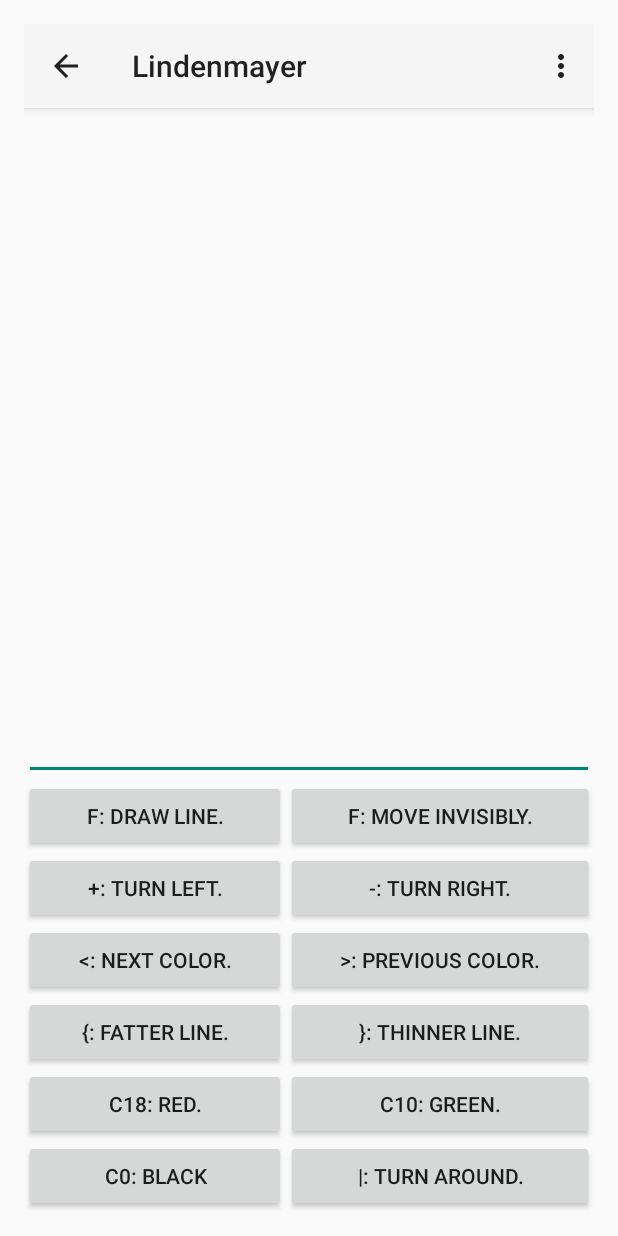
After one commit to thomasfischersm/LSystemAndroid, an Android app: the TurtleTrainingActivity screen opened directly, with no data from a screen before it, on a phone screen of 412 x 824 dp. The commit adds this screen. Run offline under Robolectric (Android 15) with nearby library versions, the phone set to English and light mode, and no system bars; network calls fail.

Commit message:
Added turtle graphics tutorial activity.

```diff
--- a/app/build.gradle
+++ b/app/build.gradle
@@ -8,8 +8,8 @@ android {
         applicationId "com.playposse.thomas.lindenmayer"
         minSdkVersion 22
         targetSdkVersion 23
-        versionCode 3
-        versionName "3.0"
+        versionCode 4
+        versionName "4.0"
         testInstrumentationRunner 'android.support.test.runner.AndroidJUnitRunner'
     }
     buildTypes {
--- /dev/null
+++ b/app/src/main/java/com/playposse/thomas/lindenmayer/TurtleTrainingActivity.java
@@ -0,0 +1,135 @@
+package com.playposse.thomas.lindenmayer;
+
+import android.content.DialogInterface;
+import android.content.Intent;
+import android.os.Bundle;
+import android.support.v7.app.AlertDialog;
+import android.support.v7.app.AppCompatActivity;
+import android.support.v7.widget.Toolbar;
+import android.text.Editable;
+import android.text.TextWatcher;
+import android.view.Menu;
+import android.view.MenuInflater;
+import android.view.MenuItem;
+import android.view.View;
+import android.widget.Button;
+import android.widget.EditText;
+
+import com.playposse.thomas.lindenmayer.data.AppPreferences;
+import com.playposse.thomas.lindenmayer.domain.RuleSet;
+import com.playposse.thomas.lindenmayer.widgets.BruteForceRenderAsyncTask;
+import com.playposse.thomas.lindenmayer.widgets.FractalView;
+
+import java.util.ArrayList;
+
+/**
+ * An activity that trains the user to use turtle graphics. The upper half of the screen is the
+ * drawing area for the turtle. The lower half offers buttons for each turtle action. The middle
+ * of the screen is the instruction string for the turtle.
+ */
+public class TurtleTrainingActivity extends AppCompatActivity {
+
+    @Override
+    protected void onCreate(Bundle savedInstanceState) {
+        super.onCreate(savedInstanceState);
+        setContentView(R.layout.activity_turtle_training);
+
+        Toolbar toolbar = (Toolbar) findViewById(R.id.turtleTutorialToolbar);
+        setSupportActionBar(toolbar);
+        getSupportActionBar().setDisplayHomeAsUpEnabled(true);
+
+        addButtonClickHandler(R.id.drawLineButton, "f");
+        addButtonClickHandler(R.id.invisibleLineButton, "F");
+        addButtonClickHandler(R.id.plusButton, "+");
+        addButtonClickHandler(R.id.minusButton, "-");
+        addButtonClickHandler(R.id.nextColorButton, "<");
+        addButtonClickHandler(R.id.previousColorButton, ">");
+        addButtonClickHandler(R.id.increaseStrokeWidthButton, "{");
+        addButtonClickHandler(R.id.decreaseStrokeWidthButton, "}");
+        addButtonClickHandler(R.id.redButton, "c18");
+        addButtonClickHandler(R.id.greenButton, "c10");
+        addButtonClickHandler(R.id.blackButton, "c0");
+        addButtonClickHandler(R.id.turnAroundButton, "|");
+
+        EditText turtleInstructionsText = (EditText) findViewById(R.id.turtleInstructionsEditText);
+        turtleInstructionsText.addTextChangedListener(new TextWatcher() {
+            @Override
+            public void beforeTextChanged(CharSequence s, int start, int count, int after) {
+                // Nothing to do.
+            }
+
+            @Override
+            public void onTextChanged(CharSequence s, int start, int before, int count) {
+                // Nothing to do.
+            }
+
+            @Override
+            public void afterTextChanged(Editable s) {
+                redrawFractal();
+            }
+        });
+
+        showDialogIfNecessary();
+    }
+
+
+    @Override
+    public boolean onCreateOptionsMenu(Menu menu) {
+        MenuInflater inflater = getMenuInflater();
+        inflater.inflate(R.menu.turtle_tutorial_menu, menu);
+        return true;
+    }
+
+    @Override
+    public boolean onOptionsItemSelected(MenuItem item) {
+        switch (item.getItemId()) {
+            case R.id.action_help:
+                startActivity(new Intent(this, HelpActivity.class));
+                return true;
+            case R.id.action_send_feedback:
+                CommonMenuActions.sendFeedbackAction(this);
+                return true;
+            default:
+                return super.onOptionsItemSelected(item);
+        }
+    }
+
+    private void showDialogIfNecessary() {
+        if (AppPreferences.getShowTurtleTutorialDialog(this)) {
+            AlertDialog.Builder dialogBuilder = new AlertDialog.Builder(this);
+            dialogBuilder.setTitle(R.string.turtle_trainer_dialog_Title);
+            dialogBuilder.setMessage(R.string.turtle_Trainer_Dialog_message);
+            dialogBuilder.setPositiveButton(R.string.dialog_continue_button, new DialogInterface.OnClickListener() {
+                @Override
+                public void onClick(DialogInterface dialog, int which) {
+                    dialog.dismiss();
+                    AppPreferences.setShowTurtleTutorialDialog(TurtleTrainingActivity.this, false);
+                }
+            });
+        }
+    }
+
+    private void addButtonClickHandler(int viewId, final String str) {
+        Button button = (Button) findViewById(viewId);
+        button.setOnClickListener(new View.OnClickListener() {
+            @Override
+            public void onClick(View v) {
+                EditText turtleInstructionsText =
+                        (EditText) findViewById(R.id.turtleInstructionsEditText);
+                turtleInstructionsText.getText().append(str);
+            }
+        });
+    }
+
+    private void redrawFractal() {
+        EditText turtleInstructionsText = (EditText) findViewById(R.id.turtleInstructionsEditText);
+        String axiom = turtleInstructionsText.getText().toString();
+
+        RuleSet ruleSet = new RuleSet(axiom, new ArrayList<RuleSet.Rule>(), 60);
+
+        FractalView fractalView = (FractalView) findViewById(R.id.turtlePlayArea);
+        new BruteForceRenderAsyncTask(ruleSet, fractalView, 1, null, null, this, null, false)
+                .execute();
+    }
+}
+// Learn by experimenting how letters are translated to drawing.
--- /dev/null
+++ b/app/src/main/java/com/playposse/thomas/lindenmayer/data/AppPreferences.java
@@ -0,0 +1,25 @@
+package com.playposse.thomas.lindenmayer.data;
+
+import android.content.Context;
+
+/**
+ * Central registry for all shared preferences.
+ */
+public class AppPreferences {
+
+    public static final String SHARED_PREFERENCES_NAME = "ourPreferences";
+
+    private static final String SHOW_TURTLE_TUTORIAL_DIALOG = "showTurtleTutorialDialog";
+
+    public static boolean getShowTurtleTutorialDialog(Context context) {
+        return context.getSharedPreferences(SHARED_PREFERENCES_NAME, Context.MODE_PRIVATE)
+                .getBoolean(SHOW_TURTLE_TUTORIAL_DIALOG, true);
+    }
+
+    public static void setShowTurtleTutorialDialog(Context context, boolean value) {
+        context.getSharedPreferences(SHARED_PREFERENCES_NAME, Context.MODE_PRIVATE)
+                .edit()
+                .putBoolean(SHOW_TURTLE_TUTORIAL_DIALOG, value)
+                .commit();
+    }
+}
--- a/app/src/main/java/com/playposse/thomas/lindenmayer/widgets/FractalView.java
+++ b/app/src/main/java/com/playposse/thomas/lindenmayer/widgets/FractalView.java
@@ -3,6 +3,7 @@ package com.playposse.thomas.lindenmayer.widgets;
 import android.content.Context;
 import android.graphics.Bitmap;
 import android.graphics.Canvas;
+import android.util.AttributeSet;
 import android.util.Log;
 import android.view.View;
 
@@ -21,6 +22,24 @@ public class FractalView extends View {
 
     public FractalView(Context context) {
         super(context);
+
+        setDrawingCacheEnabled(true);
+    }
+//
+//    public FractalView(Context context, AttributeSet attrs, int defStyleAttr, int defStyleRes) {
+//        super(context, attrs, defStyleAttr, defStyleRes);
+//
+//        setDrawingCacheEnabled(true);
+//    }
+
+    public FractalView(Context context, AttributeSet attrs) {
+        super(context, attrs);
+
+        setDrawingCacheEnabled(true);
+    }
+
+    public FractalView(Context context, AttributeSet attrs, int defStyleAttr) {
+        super(context, attrs, defStyleAttr);
 
         setDrawingCacheEnabled(true);
     }
--- /dev/null
+++ b/app/src/main/res/layout/activity_turtle_training.xml
@@ -0,0 +1,138 @@
+<?xml version="1.0" encoding="utf-8"?>
+<LinearLayout xmlns:android="http://schemas.android.com/apk/res/android"
+    xmlns:tools="http://schemas.android.com/tools"
+    android:layout_width="match_parent"
+    android:layout_height="match_parent"
+    android:paddingBottom="@dimen/activity_vertical_margin"
+    android:paddingLeft="@dimen/activity_horizontal_margin"
+    android:paddingRight="@dimen/activity_horizontal_margin"
+    android:paddingTop="@dimen/activity_vertical_margin"
+    android:orientation="vertical"
+    tools:context="com.playposse.thomas.lindenmayer.TurtleTrainingActivity">
+
+
+    <android.support.v7.widget.Toolbar
+        android:id="@+id/turtleTutorialToolbar"
+        android:layout_width="match_parent"
+        android:layout_height="?attr/actionBarSize"
+        android:background="?attr/colorPrimary"
+        android:elevation="4dp"
+        android:popupTheme="@style/ThemeOverlay.AppCompat.Light"
+        android:theme="@style/ThemeOverlay.AppCompat.ActionBar" />
+
+    <com.playposse.thomas.lindenmayer.widgets.FractalView
+        android:id="@+id/turtlePlayArea"
+        android:layout_width="match_parent"
+        android:layout_height="match_parent"
+        android:layout_weight="1"/>
+
+    <EditText
+        android:id="@+id/turtleInstructionsEditText"
+        android:layout_width="match_parent"
+        android:layout_height="wrap_content"
+        android:inputType="textNoSuggestions" />
+
+    <GridLayout
+        android:layout_width="match_parent"
+        android:layout_height="wrap_content"
+        android:columnCount="2">
+
+        <Button
+            android:id="@+id/drawLineButton"
+            android:layout_columnWeight="1"
+            android:layout_gravity="fill"
+            android:layout_width="wrap_content"
+            android:layout_height="wrap_content"
+            android:text="@string/turtle_tutorial_f_button"/>
+
+        <Button
+            android:id="@+id/invisibleLineButton"
+            android:layout_width="wrap_content"
+            android:layout_height="wrap_content"
+            android:layout_columnWeight="1"
+            android:layout_gravity="fill"
+            android:text="@string/turtle_tutorial_invisible_f_button"/>
+
+        <Button
+            android:id="@+id/plusButton"
+            android:layout_width="wrap_content"
+            android:layout_height="wrap_content"
+            android:layout_columnWeight="1"
+            android:layout_gravity="fill"
+            android:text="@string/turtle_tutorial_plus_button"/>
+
+        <Button
+            android:id="@+id/minusButton"
+            android:layout_width="wrap_content"
+            android:layout_height="wrap_content"
+            android:layout_columnWeight="1"
+            android:layout_gravity="fill"
+            android:text="@string/turtle_tutorial_minus_button"/>
+
+        <Button
+            android:id="@+id/nextColorButton"
+            android:layout_width="wrap_content"
+            android:layout_height="wrap_content"
+            android:layout_columnWeight="1"
+            android:layout_gravity="fill"
+            android:text="@string/turtle_tutorial_next_color_button"/>
+
+        <Button
+            android:id="@+id/previousColorButton"
+            android:layout_width="wrap_content"
+            android:layout_height="wrap_content"
+            android:layout_columnWeight="1"
+            android:layout_gravity="fill"
+            android:text="@string/turtle_tutorial_previous_button"/>
+
+        <Button
+            android:id="@+id/increaseStrokeWidthButton"
+            android:layout_width="wrap_content"
+            android:layout_height="wrap_content"
+            android:layout_columnWeight="1"
+            android:layout_gravity="fill"
+            android:text="@string/turtle_tutorial_increase_stroke_width_button"/>
+
+        <Button
+            android:id="@+id/decreaseStrokeWidthButton"
+            android:layout_width="wrap_content"
+            android:layout_height="wrap_content"
+            android:layout_columnWeight="1"
+            android:layout_gravity="fill"
+            android:text="@string/turtle_tutorial_decrease_stroke_width_button"/>
+
+        <Button
+            android:id="@+id/redButton"
+            android:layout_width="wrap_content"
+            android:layout_height="wrap_content"
+            android:layout_columnWeight="1"
+            android:layout_gravity="fill"
+            android:text="@string/turtle_tutorial_red_button"/>
+
+        <Button
+            android:id="@+id/greenButton"
+            android:layout_width="wrap_content"
+            android:layout_height="wrap_content"
+            android:layout_columnWeight="1"
+            android:layout_gravity="fill"
+            android:text="@string/turtle_tutorial_green_button"/>
+
+        <Button
+            android:id="@+id/blackButton"
+            android:layout_width="wrap_content"
+            android:layout_height="wrap_content"
+            android:layout_columnWeight="1"
+            android:layout_gravity="fill"
+            android:text="@string/turtle_tutorial_black_button"/>
+
+
+        <Button
+            android:id="@+id/turnAroundButton"
+            android:layout_width="wrap_content"
+            android:layout_height="wrap_content"
+            android:layout_columnWeight="1"
+            android:layout_gravity="fill"
+            android:text="@string/turtle_tutorial_turn_around_button"/>
+
+    </GridLayout>
+</LinearLayout>
--- /dev/null
+++ b/app/src/main/res/menu/turtle_tutorial_menu.xml
@@ -0,0 +1,14 @@
+<?xml version="1.0" encoding="utf-8"?>
+<menu xmlns:android="http://schemas.android.com/apk/res/android"
+    xmlns:app="http://schemas.android.com/apk/res-auto">
+
+    <item
+        android:id="@+id/action_send_feedback"
+        android:title="@string/send_feedback_menu_title"
+        app:showAsAction="never" />
+
+    <item
+        android:id="@+id/action_help"
+        android:title="@string/help_menu_title"
+        app:showAsAction="never" />
+</menu>
--- a/app/src/main/res/values/strings.xml
+++ b/app/src/main/res/values/strings.xml
@@ -11,8 +11,10 @@
     <string name="send_feedback_menu_title">Send feedback</string>
     <string name="send_us_your_best_menu_title">Send us your best</string>
 
-    <string name="home_screen_tutorial_button">Video tutorial</string>
     <string name="home_screen_new_button">New</string>
+    <string name="home_screen_help_heading">Help</string>
+    <string name="home_screen_video_tutorial_button">Video tutorial</string>
+    <string name="home_screen_turtle_tutorial_button">Turtle graphics tutorial</string>
     <string name="home_screen_user_defined_heading">User defined</string>
     <string name="home_screen_samples_heading">Samples</string>
 
@@ -58,4 +60,19 @@
 
     <string name="dialog_continue_button">Continue</string>
     <string name="dialog_cancel_button">Cancel</string>
+
+    <string name="turtle_trainer_dialog_Title">Turtle Trainer</string>
+    <string name="turtle_Trainer_Dialog_message">In this interactive screen, you will learn by experimenting how letters are translated to drawing.</string>
+    <string name="turtle_tutorial_f_button">f: Draw line.</string>
+    <string name="turtle_tutorial_invisible_f_button">F: Move invisibly.</string>
+    <string name="turtle_tutorial_plus_button">+: Turn left.</string>
+    <string name="turtle_tutorial_minus_button">-: Turn right.</string>
+    <string name="turtle_tutorial_increase_stroke_width_button">{: Fatter line.</string>
+    <string name="turtle_tutorial_decrease_stroke_width_button">}: Thinner line.</string>
+    <string name="turtle_tutorial_next_color_button"><![CDATA[<: Next color.]]></string>
+    <string name="turtle_tutorial_previous_button"><![CDATA[>: Previous color.]]></string>
+    <string name="turtle_tutorial_red_button">c18: Red.</string>
+    <string name="turtle_tutorial_green_button">c10: Green.</string>
+    <string name="turtle_tutorial_black_button">C0: Black</string>
+    <string name="turtle_tutorial_turn_around_button">|: Turn around.</string>
 </resources>
```
Also changed, not shown: app/src/main/AndroidManifest.xml (+12 -7 lines), app/src/main/java/com/playposse/thomas/lindenmayer/MainActivity.java (+11 -2 lines), app/src/main/res/layout/activity_main.xml (+19 -6 lines), 1 other file.
